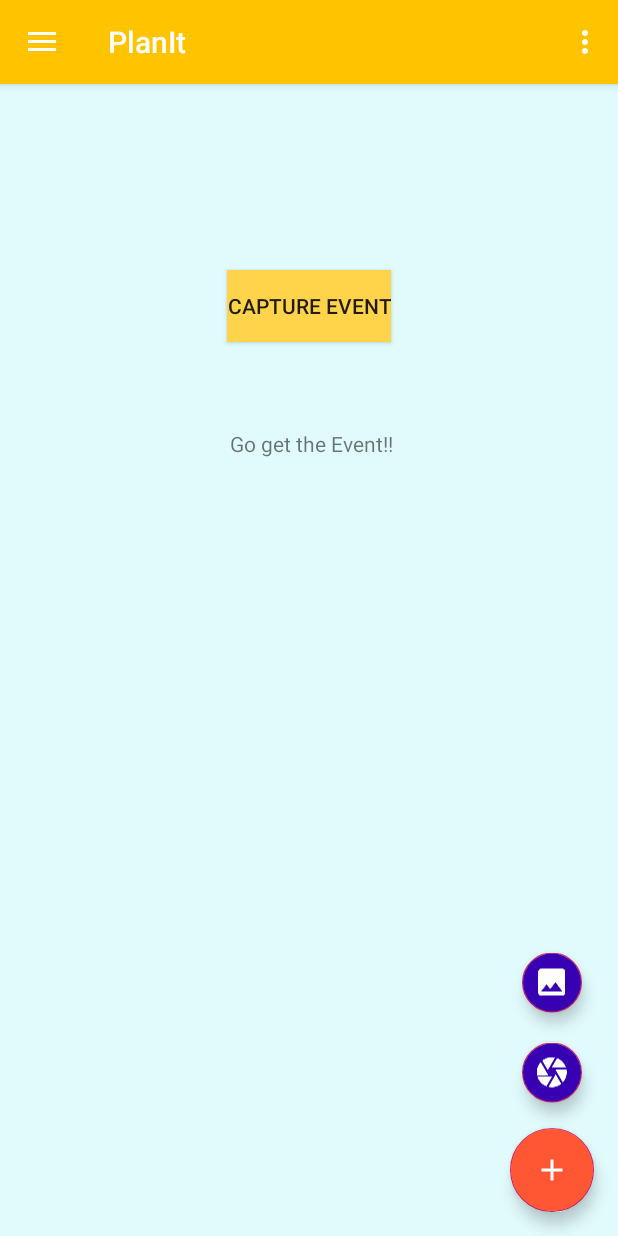
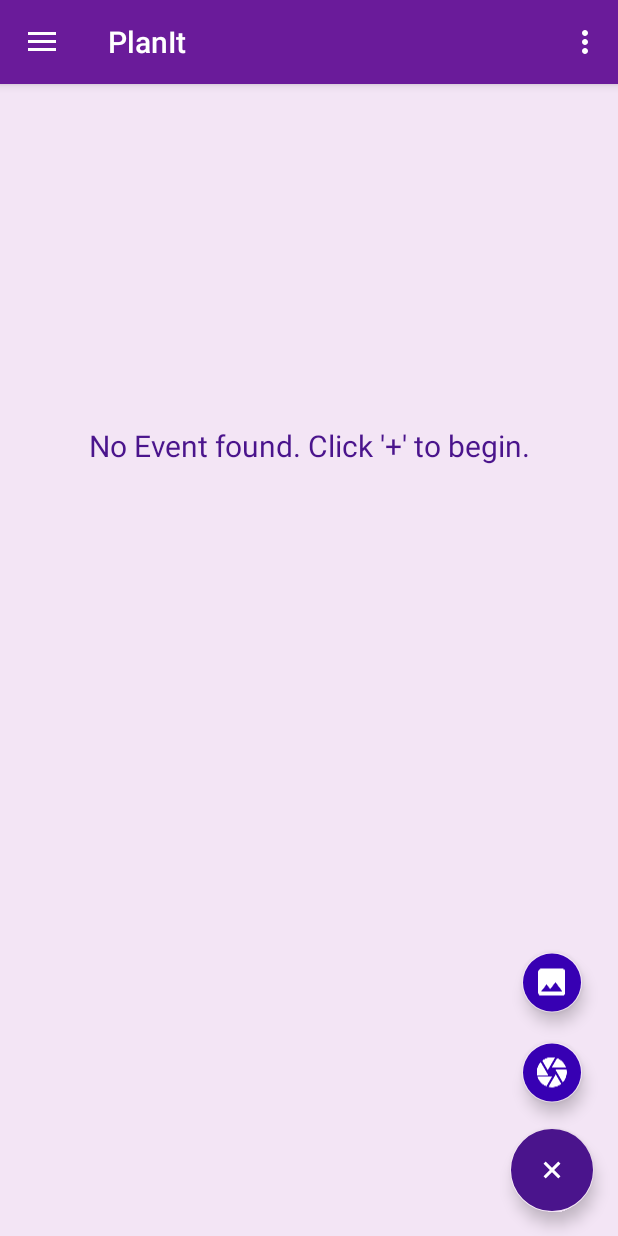
Before and after one commit to MsParvika/PlanIt, an Android app: the MainActivity screen opened directly, with no data from a screen before it, after a tap on an icon or button, on a phone screen of 412 x 824 dp. Run offline under Robolectric (Android 15) with nearby library versions, the phone set to English and light mode, and no system bars.

Commit message:
UI changes

```diff
--- a/app/src/main/AndroidManifest.xml
+++ b/app/src/main/AndroidManifest.xml
@@ -15,9 +15,9 @@
 
     <application
         android:allowBackup="true"
-        android:icon="@mipmap/ic_launcher"
+        android:icon="@drawable/planit_logo"
         android:label="@string/app_name"
-        android:roundIcon="@mipmap/ic_launcher_round"
+        android:roundIcon="@drawable/planit_logo"
         android:supportsRtl="true"
         android:theme="@style/AppTheme">
         <activity android:name=".LoginActivity"
--- a/app/src/main/java/com/example/planit/MainActivity.java
+++ b/app/src/main/java/com/example/planit/MainActivity.java
@@ -267,12 +267,14 @@ public class MainActivity extends AppCompatActivity
         isFABOpen = true;
         fabCamera.animate().translationY(-getResources().getDimension(R.dimen.standard_65)).setDuration(150);
         fabGallery.animate().translationY(-getResources().getDimension(R.dimen.standard_125)).setDuration(150);
+        fabCreate.animate().rotationBy(225).setDuration(150);
     }
 
     private void closeFABMenu() {
         isFABOpen = false;
         fabCamera.animate().translationY(0).setDuration(150);
         fabGallery.animate().translationY(0).setDuration(150);
+        fabCreate.animate().rotationBy(-225).setDuration(150);
     }
 
     // Gets the targeted width / height.
--- a/app/src/main/res/drawable/side_nav_bar.xml
+++ b/app/src/main/res/drawable/side_nav_bar.xml
@@ -2,8 +2,8 @@
     android:shape="rectangle">
     <gradient
         android:angle="135"
-        android:centerColor="#FFE04A"
-        android:endColor="#FFA833"
-        android:startColor="#FFA44A"
+        android:centerColor="#8e24aa"
+        android:endColor="#ba68c8"
+        android:startColor="#4a148c"
         android:type="linear" />
 </shape>
--- a/app/src/main/res/layout/activity_login.xml
+++ b/app/src/main/res/layout/activity_login.xml
@@ -4,7 +4,17 @@
     xmlns:tools="http://schemas.android.com/tools"
     android:layout_width="match_parent"
     android:layout_height="match_parent"
+    android:background="@drawable/side_nav_bar"
     tools:context=".LoginActivity">
+
+    <ImageView
+        android:layout_width="wrap_content"
+        android:layout_height="wrap_content"
+        android:src="@drawable/planit_logo"
+        app:layout_constraintBottom_toTopOf="@id/sign_in_button"
+        app:layout_constraintEnd_toEndOf="parent"
+        app:layout_constraintStart_toStartOf="parent"
+        android:layout_marginBottom="20dp"/>
 
     <com.google.android.gms.common.SignInButton
         android:id="@+id/sign_in_button"
--- a/app/src/main/res/layout/app_bar_main.xml
+++ b/app/src/main/res/layout/app_bar_main.xml
@@ -22,12 +22,39 @@
 
     <include layout="@layout/content_main" />
 
-    <!--<android.support.design.widget.FloatingActionButton-->
-        <!--android:id="@+id/fab"-->
-        <!--android:layout_width="wrap_content"-->
-        <!--android:layout_height="wrap_content"-->
-        <!--android:layout_gravity="bottom|end"-->
-        <!--android:layout_margin="@dimen/fab_margin"-->
-        <!--app:srcCompat="@android:drawable/ic_dialog_email" />-->
+    <com.google.android.material.floatingactionbutton.FloatingActionButton
+        android:id="@+id/fab2"
+        android:layout_width="wrap_content"
+        android:layout_height="wrap_content"
+        android:layout_gravity="bottom|end"
+        android:layout_margin="@dimen/fab_margin_24"
+        app:fabSize="mini"
+        android:backgroundTint="@color/design_default_color_primary_dark"
+        app:srcCompat="@drawable/baseline_insert_photo_white_24"
+        app:layout_constraintRight_toRightOf="parent"
+        app:layout_constraintBottom_toBottomOf="parent"/>
+
+    <com.google.android.material.floatingactionbutton.FloatingActionButton
+        android:id="@+id/fab1"
+        android:layout_width="wrap_content"
+        android:layout_height="wrap_content"
+        android:layout_gravity="bottom|end"
+        android:layout_margin="@dimen/fab_margin_24"
+        app:fabSize="mini"
+        android:backgroundTint="@color/design_default_color_primary_dark"
+        app:srcCompat="@drawable/baseline_camera_white_24"
+        app:layout_constraintRight_toRightOf="parent"
+        app:layout_constraintBottom_toBottomOf="parent"/>
+
+    <com.google.android.material.floatingactionbutton.FloatingActionButton
+        android:id="@+id/fab"
+        android:layout_width="wrap_content"
+        android:layout_height="wrap_content"
+        android:layout_gravity="bottom|end"
+        android:layout_margin="@dimen/fab_margin"
+        android:backgroundTint="@color/colorPrimaryDark"
+        app:srcCompat="@drawable/baseline_add_white_48"
+        app:layout_constraintRight_toRightOf="parent"
+        app:layout_constraintBottom_toBottomOf="parent"/>
 
 </androidx.coordinatorlayout.widget.CoordinatorLayout>
--- a/app/src/main/res/layout/content_main.xml
+++ b/app/src/main/res/layout/content_main.xml
@@ -4,7 +4,7 @@
     xmlns:tools="http://schemas.android.com/tools"
     android:layout_width="match_parent"
     android:layout_height="match_parent"
-    android:background="@color/background"
+    android:background="@color/colorAccent"
     app:layout_behavior="@string/appbar_scrolling_view_behavior"
     tools:context=".MainActivity"
     tools:showIn="@layout/app_bar_main">
@@ -13,7 +13,9 @@
         android:id="@+id/textView2"
         android:layout_width="wrap_content"
         android:layout_height="wrap_content"
-        android:text="Go get the Event!!"
+        android:text="No Event found. Click '+' to begin."
+        android:textSize="20sp"
+        android:textColor="@color/colorPrimaryDark"
         app:layout_constraintBottom_toBottomOf="parent"
         app:layout_constraintHorizontal_bias="0.505"
         app:layout_constraintLeft_toLeftOf="parent"
@@ -21,62 +23,5 @@
         app:layout_constraintTop_toTopOf="parent"
         app:layout_constraintVertical_bias="0.307" />
 
-    <Button
-        android:id="@+id/captureButton"
-        android:layout_width="wrap_content"
-        android:layout_height="wrap_content"
-        android:background="#FFD34A"
-        android:text="Capture Event"
-        app:layout_constraintBottom_toTopOf="@+id/textView2"
-        app:layout_constraintEnd_toEndOf="parent"
-        app:layout_constraintHorizontal_bias="0.501"
-        app:layout_constraintStart_toStartOf="parent"
-        app:layout_constraintTop_toTopOf="parent"
-        app:layout_constraintVertical_bias="0.681" />
-
-    <ImageView
-        android:id="@+id/imageView1"
-        android:layout_width="389dp"
-        android:layout_height="379dp"
-        app:layout_constraintBottom_toBottomOf="parent"
-        app:layout_constraintEnd_toEndOf="parent"
-        app:layout_constraintHorizontal_bias="0.5"
-        app:layout_constraintStart_toStartOf="parent"
-        app:layout_constraintTop_toBottomOf="@+id/textView2"></ImageView>
-
-    <com.google.android.material.floatingactionbutton.FloatingActionButton
-        android:id="@+id/fab2"
-        android:layout_width="wrap_content"
-        android:layout_height="wrap_content"
-        android:layout_gravity="bottom|end"
-        android:layout_margin="@dimen/fab_margin_24"
-        app:fabSize="mini"
-        android:backgroundTint="@color/design_default_color_primary_dark"
-        app:srcCompat="@drawable/baseline_insert_photo_white_24"
-        app:layout_constraintRight_toRightOf="parent"
-        app:layout_constraintBottom_toBottomOf="parent"/>
-
-    <com.google.android.material.floatingactionbutton.FloatingActionButton
-        android:id="@+id/fab1"
-        android:layout_width="wrap_content"
-        android:layout_height="wrap_content"
-        android:layout_gravity="bottom|end"
-        android:layout_margin="@dimen/fab_margin_24"
-        app:fabSize="mini"
-        android:backgroundTint="@color/design_default_color_primary_dark"
-        app:srcCompat="@drawable/baseline_camera_white_24"
-        app:layout_constraintRight_toRightOf="parent"
-        app:layout_constraintBottom_toBottomOf="parent"/>
-
-    <com.google.android.material.floatingactionbutton.FloatingActionButton
-        android:id="@+id/fab"
-        android:layout_width="wrap_content"
-        android:layout_height="wrap_content"
-        android:layout_gravity="bottom|end"
-        android:layout_margin="@dimen/fab_margin"
-        android:backgroundTint="@color/colorPrimaryDark"
-        app:srcCompat="@drawable/baseline_add_white_48"
-        app:layout_constraintRight_toRightOf="parent"
-        app:layout_constraintBottom_toBottomOf="parent"/>
 
 </androidx.constraintlayout.widget.ConstraintLayout>
--- a/app/src/main/res/values/colors.xml
+++ b/app/src/main/res/values/colors.xml
@@ -1,9 +1,9 @@
 <?xml version="1.0" encoding="utf-8"?>
 <resources>
-    <color name="colorPrimary">#FFC300</color>
+    <color name="colorPrimary">#6a1b9a</color>
     <color name="colorSubstitute">#4A54FF</color>
     <color name="colorTernary">#DAF7A6</color>
-    <color name="colorPrimaryDark">#FF5733</color>
-    <color name="colorAccent">#D81B60</color>
+    <color name="colorPrimaryDark">#4a148c</color>
+    <color name="colorAccent">#f3e5f5</color>
     <color name="background">#E1FBFD</color>
 </resources>
--- a/app/src/main/res/values/strings.xml
+++ b/app/src/main/res/values/strings.xml
@@ -13,7 +13,7 @@
     <string name="edit_name">Edit name</string>
     <string name="save">Save</string>
     <string name="title_activity_maps">Map</string>
-    <string name="title_activity_text_preview">TextPreviewActivity</string>
+    <string name="title_activity_text_preview">Preview Detected Text</string>
     <string name="server_client_id">75819850470-70fr1b82an1med5h2iv62jk2rgitibvj.apps.googleusercontent.com</string>
 
 </resources>
```
Also changed, not shown: app/src/main/java/com/example/planit/LoginActivity.java (+1 -21 lines), app/src/main/res/drawable/planit_logo.png (added).
